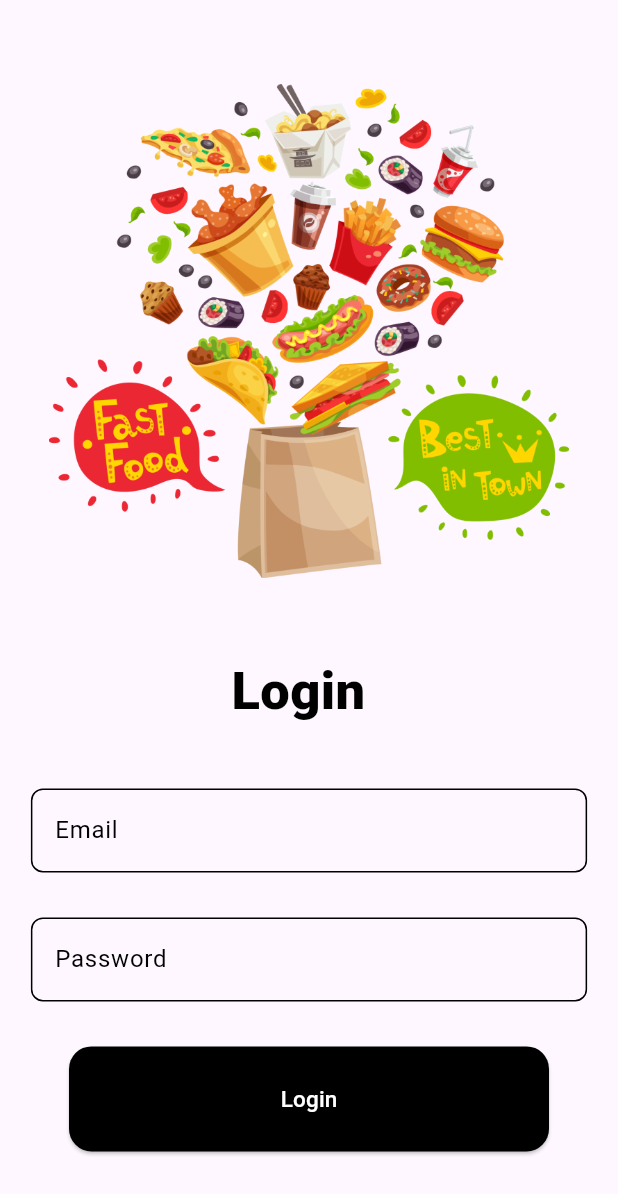
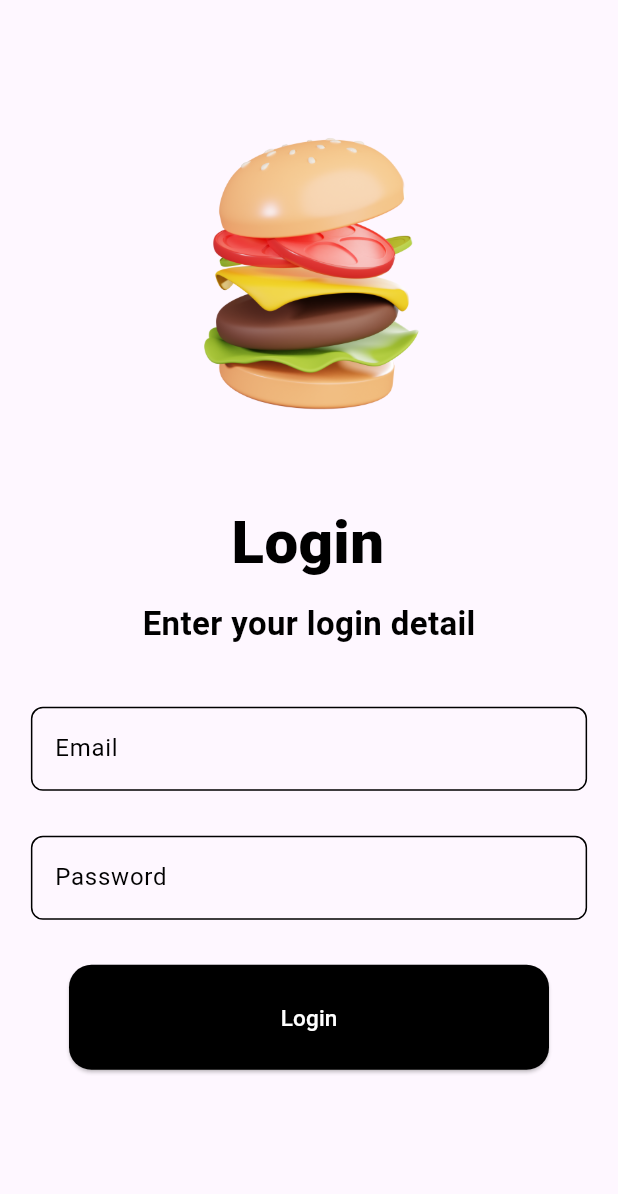
Before and after one commit to Priyanshg0211/FoodZing, a Flutter app: the screen it shows after launch, after a tap on "Get Started", on a phone screen of 412 x 824 dp. Shown: the top 1194 px of the screen. Run offline on Flutter 3.47's test engine with Material 3 defaults, Android fonts, the phone set to English and light mode, and no system bars; Roboto replaces fonts that are missing (Poppins, SFPro).

Commit message:
change image assest in login page

```diff
--- a/lib/Screens/Loginpage.dart
+++ b/lib/Screens/Loginpage.dart
@@ -25,13 +25,13 @@ class _loginpageState extends State<loginpage> {
           children: [
             Center(
               child: Container(
-                height: MediaQuery.of(context).size.height * 0.4,
+                height: MediaQuery.of(context).size.height * 0.3,
                 width: MediaQuery.of(context).size.width * 0.9,
-                child: Image.asset('assets/images/food2.png'),
+                child: Image.asset('assets/images/burger.png'),
               ),
             ),
             SizedBox(
-              height: 50,
+              height: 30,
             ),
             Center(
               child: Container(
@@ -41,10 +41,24 @@ class _loginpageState extends State<loginpage> {
                   'Login',
                   style: TextStyle(
                       fontFamily: 'SFPro',
-                      fontSize: 35.0,
+                      fontSize: 40.0,
                       color: Colors.black,
                       fontWeight: FontWeight.w900),
                 ),
+              ),
+            ),
+            SizedBox(
+              height: 10,
+            ),
+            Container(
+              child: Text(
+                'Enter your login detail',
+                style: TextStyle(
+                    fontFamily: 'SFPro',
+                    fontSize: 22.0,
+                    color: Colors.black,
+                    fontWeight: FontWeight.bold,
+                    ),
               ),
             ),
             SizedBox(
@@ -105,7 +119,7 @@ class _loginpageState extends State<loginpage> {
                 keyboardType: TextInputType.visiblePassword,
               ),
             ),
-             SizedBox(
+            SizedBox(
               height: 30,
             ),
             MediaQuery(
@@ -119,7 +133,8 @@ class _loginpageState extends State<loginpage> {
                   backgroundColor: Colors.black,
                 ),
                 onPressed: () {
-                  Navigator.push(context, MaterialPageRoute(builder: (context)=> homepage()));
+                  Navigator.push(context,
+                      MaterialPageRoute(builder: (context) => homepage()));
                   print('The button is Pressed');
                 },
                 child: Text(
```
Also changed, not shown: assets/images/burger.png (added).
